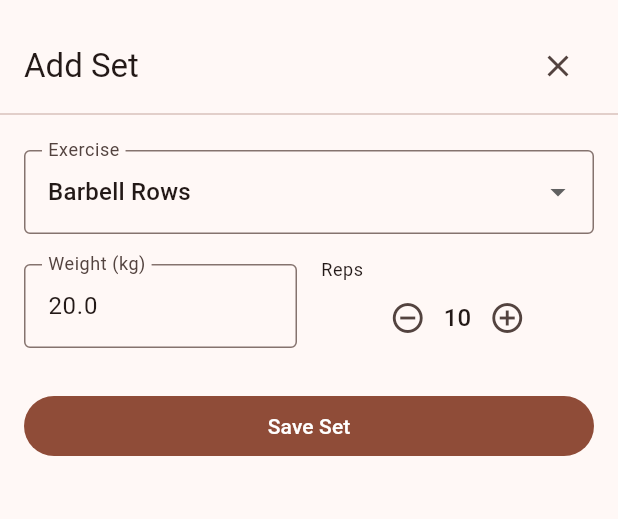
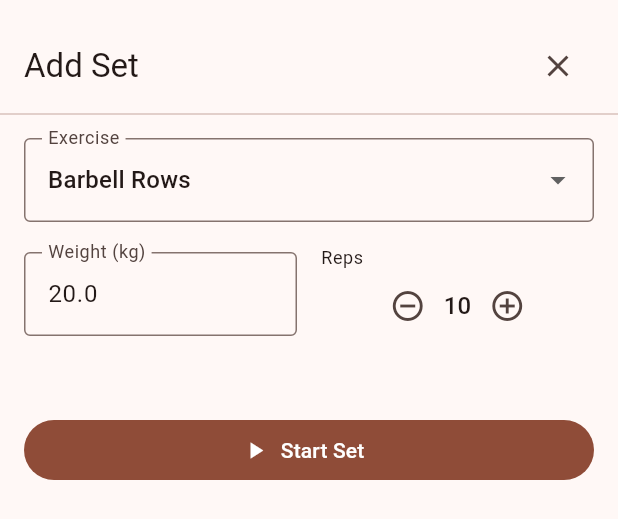
Before and after one commit to taku1029-dev/kaizen_for_workout, a Flutter app: the AddSetSheet widget shown alone on an empty page, opened directly with empty values, on a phone screen of 412 x 824 dp. Shown: the top 519 px of the screen. Run offline on Flutter 3.47's test engine with Material 3 defaults, Android fonts, the phone set to English and light mode, and no system bars; our stand-ins replace fl_chart, flutter_riverpod, isar; accounts and stored records are empty; generated files the repository leaves out were written again.

Commit message:
Add Start/Stop timer to Add Set sheet with rest tracking
- Replace auto-timestamp on sheet open with explicit Start/Stop flow:
  idle → (Start Set) → active (large running timer) → (Stop Set) → done
- done state shows Set chip + Rest chip (auto-counting since Stop)
- idle state shows Rest chip (time since lastSetEndedAt) when previous
  set exists, so user can see rest duration before starting next set
- Exercise picker locks to label once timer starts to prevent accidental
  changes; weight/reps remain editable in all states
- 1-second ticker drives all live displays; cancelled on dispose
- Today screen passes session.sets.last.endedAt as lastSetEndedAt

Co-Authored-By: Claude Sonnet 4.6 <noreply@anthropic.com>

```diff
--- a/lib/screens/today/add_set_sheet.dart
+++ b/lib/screens/today/add_set_sheet.dart
@@ -1,3 +1,5 @@
+import 'dart:async';
+
 import 'package:flutter/material.dart';
 import 'package:flutter_riverpod/flutter_riverpod.dart';
 
@@ -7,19 +9,23 @@ import '../../models/workout_session.dart';
 import '../../providers/app_providers.dart';
 import '../../services/database_service.dart';
 
+enum _TimerState { idle, active, done }
+
 class AddSetSheet extends ConsumerStatefulWidget {
   const AddSetSheet({
     super.key,
     required this.session,
     this.editIndex,
     this.editSet,
+    this.lastSetEndedAt,
   });
 
   final WorkoutSession session;
-
-  /// 非 null のとき編集モード
   final int? editIndex;
   final EmbeddedSet? editSet;
+
+  /// 前セットの終了時刻（休憩タイマー表示用）
+  final DateTime? lastSetEndedAt;
 
   bool get isEditing => editIndex != null;
 
@@ -33,7 +39,11 @@ class _AddSetSheetState extends ConsumerState<AddSetSheet> {
   late int _reps;
   late double _weightKg;
   late final TextEditingController _weightController;
+
+  _TimerState _timerState = _TimerState.idle;
   DateTime? _startedAt;
+  DateTime? _endedAt;
+  Timer? _ticker;
 
   @override
   void initState() {
@@ -44,15 +54,19 @@ class _AddSetSheetState extends ConsumerState<AddSetSheet> {
       _weightController =
           TextEditingController(text: widget.editSet!.weightKg.toStringAsFixed(1));
     } else {
-      _startedAt = DateTime.now();
       _reps = 10;
       _weightKg = 20.0;
       _weightController = TextEditingController(text: '20.0');
+      // 休憩・セットタイマーを毎秒再描画する
+      _ticker = Timer.periodic(const Duration(seconds: 1), (_) {
+        if (mounted) setState(() {});
+      });
     }
   }
 
   @override
   void dispose() {
+    _ticker?.cancel();
     _weightController.dispose();
     super.dispose();
   }
@@ -61,7 +75,6 @@ class _AddSetSheetState extends ConsumerState<AddSetSheet> {
     setState(() => _selectedExercise = exercise);
     if (exercise == null) return;
 
-    // 前回値を取得して重量・レップ数に反映する
     final last = await DatabaseService.lastSetFor(exercise.id);
     if (last != null && mounted) {
       setState(() {
@@ -70,6 +83,20 @@ class _AddSetSheetState extends ConsumerState<AddSetSheet> {
         _weightController.text = last.weightKg.toStringAsFixed(1);
       });
     }
+  }
+
+  void _onStart() {
+    setState(() {
+      _startedAt = DateTime.now();
+      _timerState = _TimerState.active;
+    });
+  }
+
+  void _onStop() {
+    setState(() {
+      _endedAt = DateTime.now();
+      _timerState = _TimerState.done;
+    });
   }
 
   Future<void> _save() async {
@@ -99,7 +126,7 @@ class _AddSetSheetState extends ConsumerState<AddSetSheet> {
           ..reps = _reps
           ..weightKg = _weightKg
           ..startedAt = _startedAt
-          ..endedAt = DateTime.now();
+          ..endedAt = _endedAt;
         await DatabaseService.addSet(widget.session, newSet);
       }
     } catch (e) {
@@ -119,7 +146,7 @@ class _AddSetSheetState extends ConsumerState<AddSetSheet> {
 
   @override
   Widget build(BuildContext context) {
-    // 追加モード: exercises が読み込まれたら最初の種目を自動選択する
+    // 追加モード: exercises ロード後に最初の種目を自動選択
     if (!widget.isEditing && !_autoSelectDone) {
       ref.watch(exercisesProvider).whenData((exercises) {
         if (exercises.isNotEmpty) {
@@ -132,6 +159,9 @@ class _AddSetSheetState extends ConsumerState<AddSetSheet> {
         }
       });
     }
+
+    final now = DateTime.now();
+    final colorScheme = Theme.of(context).colorScheme;
 
     return Padding(
       padding: EdgeInsets.only(bottom: MediaQuery.of(context).viewInsets.bottom),
@@ -159,34 +189,86 @@ class _AddSetSheetState extends ConsumerState<AddSetSheet> {
             const Divider(),
 
             Padding(
-              padding: const EdgeInsets.all(16),
+              padding: const EdgeInsets.fromLTRB(16, 8, 16, 16),
               child: Column(
                 children: [
-                  // 編集モード: 種目名を固定表示 / 追加モード: ドロップダウン
+                  // 種目: idle のみドロップダウン、active/done は固定表示
                   if (widget.isEditing)
                     _ExerciseNameTile(name: widget.editSet!.exerciseName)
-                  else
+                  else if (_timerState == _TimerState.idle)
                     _ExercisePicker(
                       selected: _selectedExercise,
                       onChanged: _onExerciseChanged,
-                    ),
+                    )
+                  else
+                    _ExerciseNameTile(name: _selectedExercise?.name ?? ''),
 
                   const SizedBox(height: 16),
+
                   _WeightAndRepsRow(
                     weightController: _weightController,
                     reps: _reps,
                     onWeightChanged: (v) => setState(() => _weightKg = v),
                     onRepsChanged: (v) => setState(() => _reps = v),
                   ),
-                  const SizedBox(height: 24),
 
+                  // ── タイマーセクション（追加モードのみ） ──────────────
+                  if (!widget.isEditing) ...[
+                    const SizedBox(height: 20),
+
+                    if (_timerState == _TimerState.idle) ...[
+                      // 前セット終了からの休憩表示
+                      if (widget.lastSetEndedAt != null)
+                        _TimerChip(
+                          label: 'Rest',
+                          duration: now.difference(widget.lastSetEndedAt!),
+                          color: Colors.orange,
+                        )
+                      else
+                        const SizedBox(height: 8),
+                    ] else if (_timerState == _TimerState.active) ...[
+                      // セット中: 大きなタイマー
+                      SizedBox(
+                        width: double.infinity,
+                        child: Text(
+                          _fmtTimer(now.difference(_startedAt!)),
+                          style: Theme.of(context).textTheme.displayMedium?.copyWith(
+                                fontFeatures: const [FontFeature.tabularFigures()],
+                                fontWeight: FontWeight.bold,
+                                color: colorScheme.primary,
+                              ),
+                          textAlign: TextAlign.center,
+                        ),
+                      ),
+                    ] else ...[
+                      // セット終了後: セット時間 + 休憩タイマー
+                      Row(
+                        mainAxisAlignment: MainAxisAlignment.center,
+                        children: [
+                          _TimerChip(
+                            label: 'Set',
+                            duration: _endedAt!.difference(_startedAt!),
+                            color: colorScheme.primary,
+                          ),
+                          const SizedBox(width: 12),
+                          _TimerChip(
+                            label: 'Rest',
+                            duration: now.difference(_endedAt!),
+                            color: Colors.orange,
+                          ),
+                        ],
+                      ),
+                    ],
+
+                    const SizedBox(height: 20),
+                  ] else ...[
+                    const SizedBox(height: 24),
+                  ],
+
+                  // アクションボタン
                   SizedBox(
                     width: double.infinity,
-                    child: FilledButton(
-                      onPressed:
-                          (widget.isEditing || _selectedExercise != null) ? _save : null,
-                      child: Text(widget.isEditing ? 'Update Set' : 'Save Set'),
-                    ),
+                    child: _buildActionButton(colorScheme),
                   ),
                   const SizedBox(height: 8),
                 ],
@@ -197,9 +279,86 @@ class _AddSetSheetState extends ConsumerState<AddSetSheet> {
       ),
     );
   }
+
+  Widget _buildActionButton(ColorScheme colorScheme) {
+    if (widget.isEditing) {
+      return FilledButton(
+        onPressed: _save,
+        child: const Text('Update Set'),
+      );
+    }
+
+    return switch (_timerState) {
+      _TimerState.idle => FilledButton.icon(
+          onPressed: _selectedExercise != null ? _onStart : null,
+          icon: const Icon(Icons.play_arrow),
+          label: const Text('Start Set'),
+        ),
+      _TimerState.active => FilledButton.icon(
+          onPressed: _onStop,
+          style: FilledButton.styleFrom(backgroundColor: Colors.red),
+          icon: const Icon(Icons.stop),
+          label: const Text('Stop Set'),
+        ),
+      _TimerState.done => FilledButton.icon(
+          onPressed: _save,
+          icon: const Icon(Icons.check),
+          label: const Text('Save Set'),
+        ),
+    };
+  }
+}
+
+String _fmtTimer(Duration d) {
+  final m = d.inMinutes;
+  final s = d.inSeconds % 60;
+  return '$m:${s.toString().padLeft(2, '0')}';
 }
 
 // ─── サブウィジェット ────────────────────────────────────────────
+
+class _TimerChip extends StatelessWidget {
+  const _TimerChip({
+    required this.label,
+    required this.duration,
+    required this.color,
+  });
+
+  final String label;
+  final Duration duration;
+  final Color color;
+
+  @override
+  Widget build(BuildContext context) {
+    return Container(
+      padding: const EdgeInsets.symmetric(horizontal: 16, vertical: 8),
+      decoration: BoxDecoration(
+        color: color.withValues(alpha: 0.08),
+        borderRadius: BorderRadius.circular(24),
+        border: Border.all(color: color.withValues(alpha: 0.4)),
+      ),
+      child: Row(
+        mainAxisSize: MainAxisSize.min,
+        children: [
+          Text(
+            label,
+            style: TextStyle(color: color, fontSize: 12, fontWeight: FontWeight.w500),
+          ),
+          const SizedBox(width: 8),
+          Text(
+            _fmtTimer(duration),
+            style: TextStyle(
+              color: color,
+              fontSize: 18,
+              fontWeight: FontWeight.bold,
+              fontFeatures: const [FontFeature.tabularFigures()],
+            ),
+          ),
+        ],
+      ),
+    );
+  }
+}
 
 class _ExerciseNameTile extends StatelessWidget {
   const _ExerciseNameTile({required this.name});
--- a/lib/screens/today/today_screen.dart
+++ b/lib/screens/today/today_screen.dart
@@ -40,7 +40,10 @@ class TodayScreen extends ConsumerWidget {
       context: context,
       isScrollControlled: true,
       useSafeArea: true,
-      builder: (_) => AddSetSheet(session: session),
+      builder: (_) => AddSetSheet(
+        session: session,
+        lastSetEndedAt: session.sets.isNotEmpty ? session.sets.last.endedAt : null,
+      ),
     );
   }
 }
```
